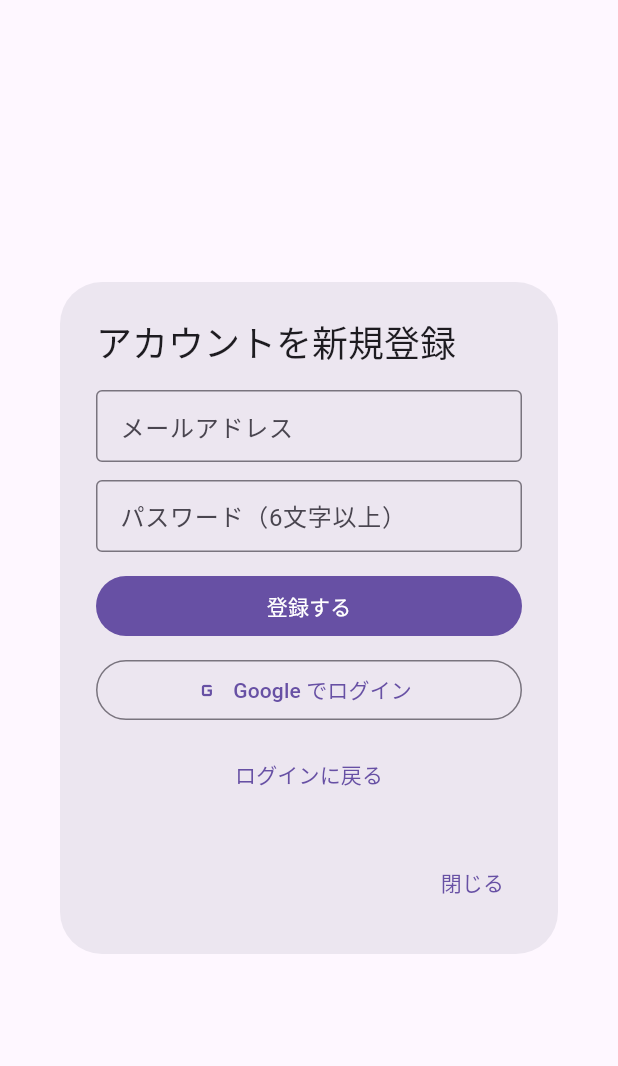
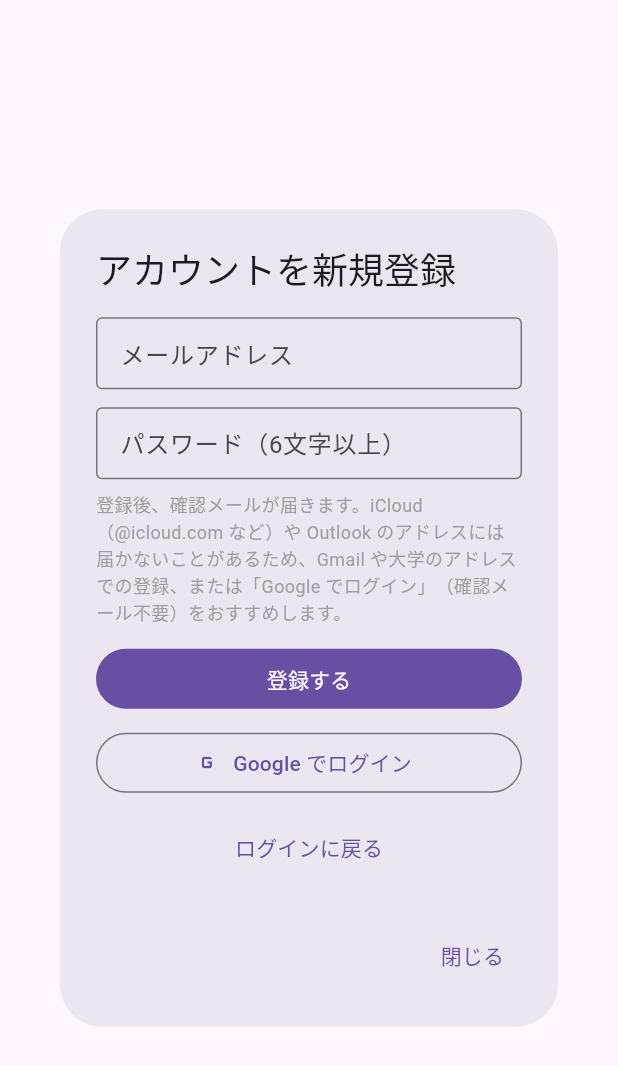
Before and after one commit to rererenore-118/gsnpaint, a Flutter app: the AccountDialog widget shown alone on an empty page, opened directly, after a tap on "パスワードを忘れた場合", after a tap on "ログイン", after a tap on "アカウントを新規登録する", on a phone screen of 412 x 824 dp. Shown: the top 1066 px of the screen. Run offline on Flutter 3.47's test engine with Material 3 defaults, Android fonts, the phone set to English and light mode, and no system bars; our stand-ins replace cloud_firestore, firebase_auth, firebase_core, pdf, shared_preferences; missing offline and left inert: dart:html; accounts and stored records are empty; network calls fail; statements that could not run were skipped.

Commit message:
アカウント: iCloud などに確認メールが届かない場合の案内を追加
iCloud / Outlook は Firebase の確認メール（firebaseapp.com からの送信）を
迷惑メールにも入れずに破棄することがあるため、新規登録画面と未確認時の画面で
Gmail・大学のアドレスでの登録か Google ログインを案内する。

Co-Authored-By: Claude Opus 5.5 <noreply@anthropic.com>

```diff
--- a/lib/account_dialog.dart
+++ b/lib/account_dialog.dart
@@ -156,6 +156,16 @@ class _AccountDialogState extends State<AccountDialog> {
               ),
               onSubmitted: (_) => _busy ? null : _submit(),
             ),
+            if (_isRegisterMode)
+              const Padding(
+                padding: EdgeInsets.only(top: 8),
+                child: Text(
+                  '登録後、確認メールが届きます。iCloud（@icloud.com など）や Outlook のアドレスには'
+                  '届かないことがあるため、Gmail や大学のアドレスでの登録、または'
+                  '「Google でログイン」（確認メール不要）をおすすめします。',
+                  style: TextStyle(fontSize: 12, color: Colors.grey),
+                ),
+              ),
             if (!_isRegisterMode)
               Align(
                 alignment: Alignment.centerRight,
@@ -303,7 +313,9 @@ class _AccountInfoDialogState extends State<AccountInfoDialog> {
                 '登録したアドレスに届いた確認メールのリンクを押してから、'
                 '「確認した」を押してください。確認が済むまで、アカウントへの保存・読み出しと'
                 'CSVは使えません。\n'
-                'メールが届かない場合は、迷惑メールフォルダも確認してください。',
+                'メールが届かない場合は、迷惑メールフォルダも確認してください。'
+                'iCloud や Outlook のアドレスには届かないことがあります。その場合はログアウトして、'
+                'Gmail などのアドレスで登録し直すか、「Google でログイン」を使ってください。',
                 style: TextStyle(fontSize: 13),
               ),
               const SizedBox(height: 12),
```
